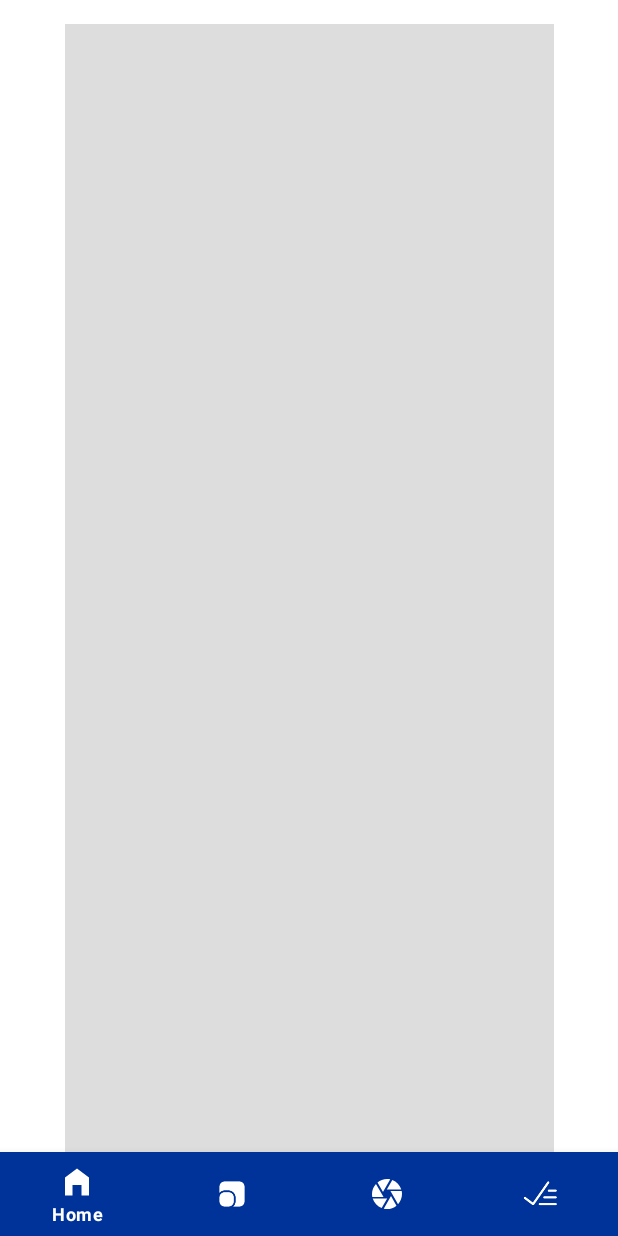
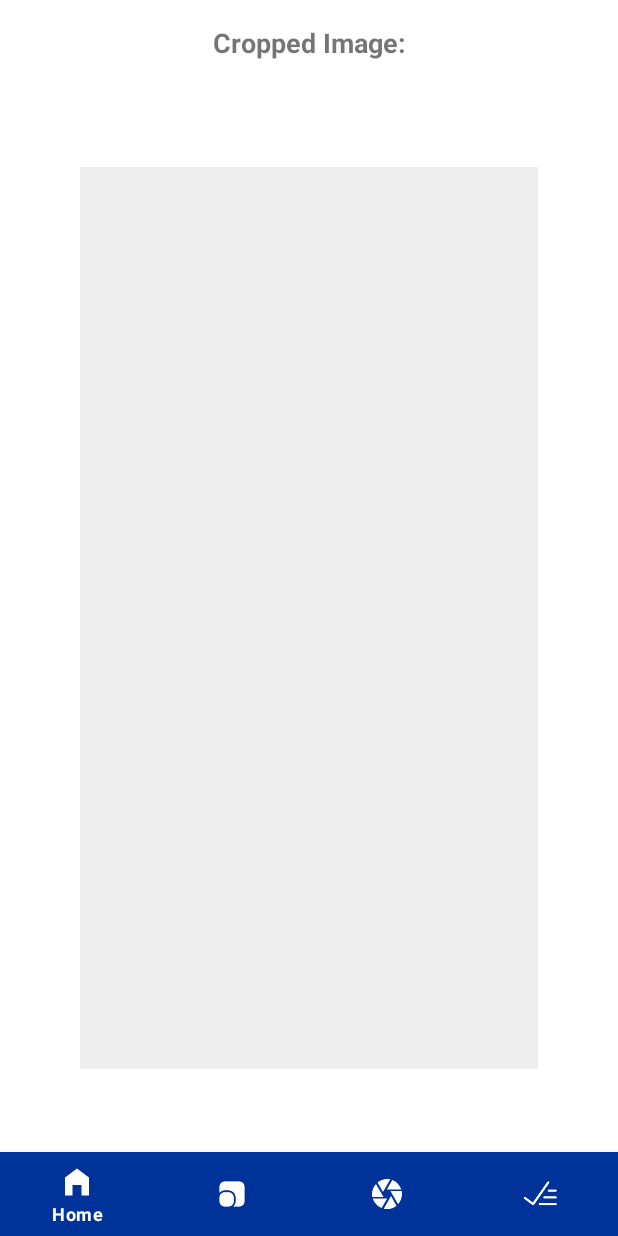
Before and after one commit to Jhonas028/SmartEssay, an Android app: the fragment CameraFragment placed in its activity, on a phone screen of 412 x 824 dp. Run offline under Robolectric (Android 15) with nearby library versions, the phone set to English and light mode, and no system bars; libraries missing offline, so code that uses them is left out: com.canhub.cropper; pictures from the network do not load; Roboto replaces fonts that are not available here; 13 statements that could not run were skipped.

Commit message:
done camera cropper v.1

```diff
--- a/app/src/main/AndroidManifest.xml
+++ b/app/src/main/AndroidManifest.xml
@@ -53,6 +53,10 @@
             </intent-filter>
         </activity>
 
+        <activity
+            android:name="com.canhub.cropper.CropImageActivity"
+            android:theme="@style/Base.Theme.AppCompat.Light.DarkActionBar" />
+
         <meta-data
             android:name="preloaded_fonts"
             android:resource="@array/preloaded_fonts" />
--- a/app/src/main/java/com/example/smartessay/Fragments/CameraFragment.java
+++ b/app/src/main/java/com/example/smartessay/Fragments/CameraFragment.java
@@ -1,7 +1,7 @@
 package com.example.smartessay.Fragments;
 
+import android.Manifest;
 import android.content.pm.PackageManager;
-import android.graphics.Bitmap;
 import android.net.Uri;
 import android.os.Bundle;
 
@@ -27,6 +27,7 @@ public class CameraFragment extends Fragment {
 
     private ImageView imageView;
 
+    // Request camera permission
     private final ActivityResultLauncher<String> requestPermissionLauncher =
             registerForActivityResult(new ActivityResultContracts.RequestPermission(), isGranted -> {
                 if (isGranted) {
@@ -36,11 +37,14 @@ public class CameraFragment extends Fragment {
                 }
             });
 
+    // Handle crop result
     private final ActivityResultLauncher<CropImageContractOptions> cropImageLauncher =
             registerForActivityResult(new CropImageContract(), result -> {
                 if (result.isSuccessful() && result.getUriContent() != null) {
                     Uri croppedUri = result.getUriContent();
-                    imageView.setImageURI(croppedUri);
+                    imageView.setImageURI(croppedUri); // ✅ Show the cropped image
+                } else {
+                    Toast.makeText(getContext(), "Image cropping failed", Toast.LENGTH_SHORT).show();
                 }
             });
 
@@ -49,14 +53,21 @@ public class CameraFragment extends Fragment {
         View view = inflater.inflate(R.layout.fragment_camera, container, false);
         imageView = view.findViewById(R.id.imageView);
 
-        if (ContextCompat.checkSelfPermission(requireContext(), android.Manifest.permission.CAMERA)
+        // Start cropper directly on fragment load (optional)
+        view.setOnClickListener(v -> checkPermissionAndLaunch());
+
+        checkPermissionAndLaunch(); // or call this inside a button click if needed
+
+        return view;
+    }
+
+    private void checkPermissionAndLaunch() {
+        if (ContextCompat.checkSelfPermission(requireContext(), Manifest.permission.CAMERA)
                 == PackageManager.PERMISSION_GRANTED) {
             launchCameraCropper();
         } else {
-            requestPermissionLauncher.launch(android.Manifest.permission.CAMERA);
+            requestPermissionLauncher.launch(Manifest.permission.CAMERA);
         }
-
-        return view;
     }
 
     private void launchCameraCropper() {
@@ -69,7 +80,14 @@ public class CameraFragment extends Fragment {
         options.cropShape = CropImageView.CropShape.RECTANGLE;
         options.guidelines = CropImageView.Guidelines.ON;
 
+        // 🔽 This is the key part to bring back confirm/cancel UI
+        options.activityMenuIconColor = ContextCompat.getColor(requireContext(), R.color.white); // optional
+        options.toolbarColor = ContextCompat.getColor(requireContext(), R.color.black); // optional
+        options.toolbarBackButtonColor = ContextCompat.getColor(requireContext(), R.color.black); // optional
+        // optional
+
         CropImageContractOptions contractOptions = new CropImageContractOptions(null, options);
         cropImageLauncher.launch(contractOptions);
     }
+
 }
--- a/app/src/main/res/layout/fragment_camera.xml
+++ b/app/src/main/res/layout/fragment_camera.xml
@@ -1,12 +1,27 @@
-<LinearLayout xmlns:android="http://schemas.android.com/apk/res/android"
-    android:orientation="vertical" android:layout_width="match_parent"
-    android:layout_height="match_parent"
-    android:padding="16dp">
+<?xml version="1.0" encoding="utf-8"?>
+<FrameLayout xmlns:android="http://schemas.android.com/apk/res/android"
+    android:layout_width="match_parent"
+    android:layout_height="match_parent">
 
+    <!-- Optional: Instruction or Title -->
+    <TextView
+        android:id="@+id/camera_instruction"
+        android:layout_width="wrap_content"
+        android:layout_height="wrap_content"
+        android:text="Cropped Image:"
+        android:textSize="18sp"
+        android:layout_margin="16dp"
+        android:textStyle="bold"
+        android:layout_gravity="top|center_horizontal" />
+
+    <!-- ImageView for displaying cropped image -->
     <ImageView
         android:id="@+id/imageView"
-        android:layout_width="match_parent"
-        android:layout_height="match_parent"
-        android:scaleType="centerCrop"
-        android:background="#DDD"/>
-</LinearLayout>
+        android:layout_width="305dp"
+        android:layout_height="601dp"
+        android:layout_gravity="center"
+        android:background="#EEEEEE"
+        android:contentDescription="Cropped Image"
+        android:scaleType="centerCrop" />
+
+</FrameLayout>
```
